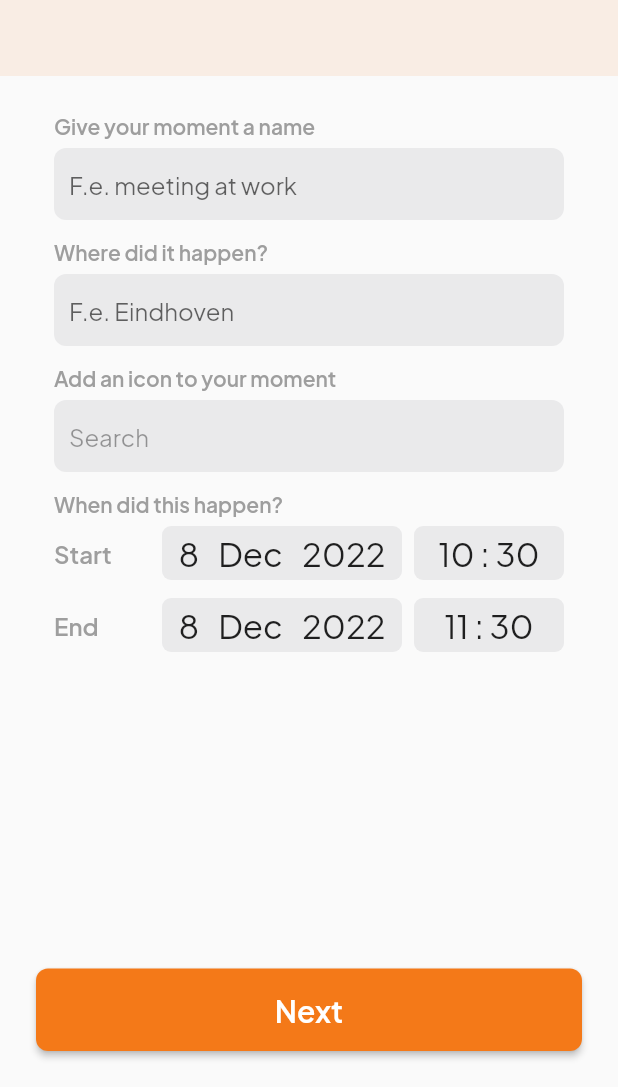
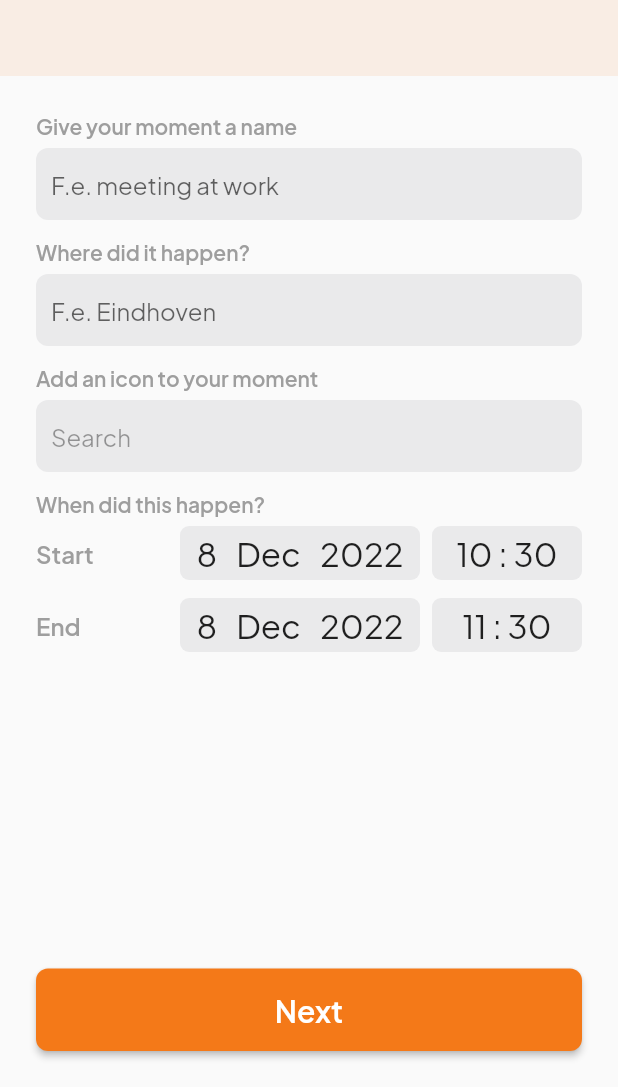
Before and after one commit to dirkzon/Moodlet, a Flutter app: the AddMomentScreen screen opened directly, on a phone screen of 412 x 824 dp, the part 149-1236 px from its top. Run offline on Flutter 3.47's test engine with Material 2 defaults, Android fonts, the phone set to English and light mode, and no system bars; our stand-ins replace charts_flutter, flutter_blue, hive, hive_flutter; accounts and stored records are empty.

Commit message:
More responsive changes

```diff
--- a/lib/pages/moment/add_moment_screen.dart
+++ b/lib/pages/moment/add_moment_screen.dart
@@ -58,16 +58,14 @@ class AddMomentScreen extends StatelessWidget {
                                 color: Colors.grey),
                           ),
                           SizedBox(height: 6),
-                          SizedBox(
-                              width: 340,
-                              child: TextFormField(
+                          TextFormField(
                             onChanged: (value) => manager.setName(value),
                             initialValue: manager.name,
                             decoration: InputDecoration(
                                 contentPadding: EdgeInsets.symmetric(
                                     vertical: 10.0, horizontal: 10.0),
                                 hintText: 'F.e. meeting at work'),
-                              )),
+                          ),
                           SizedBox(height: 12),
                           Text('Where did it happen?',
                               style: TextStyle(
@@ -75,18 +73,15 @@ class AddMomentScreen extends StatelessWidget {
                                   fontSize: 14,
                                   color: Colors.grey)),
                           SizedBox(height: 6),
-                          SizedBox(
-                              width: 340,
-                              child: TextFormField(
-                                onChanged: (value) =>
-                                    manager.setLocation(value),
+                          TextFormField(
+                            onChanged: (value) => manager.setLocation(value),
                             initialValue: manager.location,
                             decoration: InputDecoration(
                               hintText: 'F.e. Eindhoven',
                               contentPadding: EdgeInsets.symmetric(
                                   vertical: 10.0, horizontal: 10.0),
                             ),
-                              )),
+                          ),
                           SizedBox(height: 12),
                           Text('Add an icon to your moment',
                               style: TextStyle(
@@ -94,16 +89,14 @@ class AddMomentScreen extends StatelessWidget {
                                   fontSize: 14,
                                   color: Colors.grey)),
                           SizedBox(height: 6),
-                          SizedBox(
-                              width: 340,
-                              child: TextFormField(
+                          TextFormField(
                             enabled: false,
                             decoration: InputDecoration(
                               hintText: 'Search',
                               contentPadding: EdgeInsets.symmetric(
                                   vertical: 10.0, horizontal: 10.0),
                             ),
-                              )),
+                          ),
                           SizedBox(height: 12),
                           Text('When did this happen?',
                               style: TextStyle(
@@ -111,9 +104,7 @@ class AddMomentScreen extends StatelessWidget {
                                   fontSize: 14,
                                   color: Colors.grey)),
                           SizedBox(height: 6),
-                          SizedBox(
-                              width: 340,
-                              child: Row(children: [
+                          Row(children: [
                             Text('Start',
                                 style: TextStyle(
                                     fontWeight: FontWeight.w600,
@@ -125,11 +116,9 @@ class AddMomentScreen extends StatelessWidget {
                               onChanged: (value) =>
                                   manager.setStartDate(value!),
                             )
-                              ])),
+                          ]),
                           SizedBox(height: 12),
-                          SizedBox(
-                              width: 340,
-                              child: Row(children: [
+                          Row(children: [
                             Text(
                               'End',
                               style: TextStyle(
@@ -140,10 +129,9 @@ class AddMomentScreen extends StatelessWidget {
                             DateTimeSelector(
                               initialValue: manager.endDate,
                               useTime: true,
-                                  onChanged: (value) =>
-                                      manager.setEndDate(value!),
+                              onChanged: (value) => manager.setEndDate(value!),
                             )
-                              ])),
+                          ]),
                         ],
                       )),
                 ],
--- a/lib/pages/moment/add_notes_to_moment_screen.dart
+++ b/lib/pages/moment/add_notes_to_moment_screen.dart
@@ -74,9 +74,7 @@ class AddNotesToMomentScreen extends StatelessWidget {
                               color: Colors.grey),
                         ),
                         SizedBox(height: 6),
-                        SizedBox(
-                            width: 340,
-                            child: TextFormField(
+                        TextFormField(
                           onChanged: (value) =>
                               manager.setAdditionalNotes(value),
                           initialValue: manager.additionalNotes,
@@ -88,7 +86,7 @@ class AddNotesToMomentScreen extends StatelessWidget {
                                   vertical: 10.0, horizontal: 10.0),
                               hintText:
                                   'F.e. note what you liked and disliked'),
-                            )),
+                        ),
                       ],
                     )),
               ],
```
Lines whose indentation alone changed are shown as unchanged.
